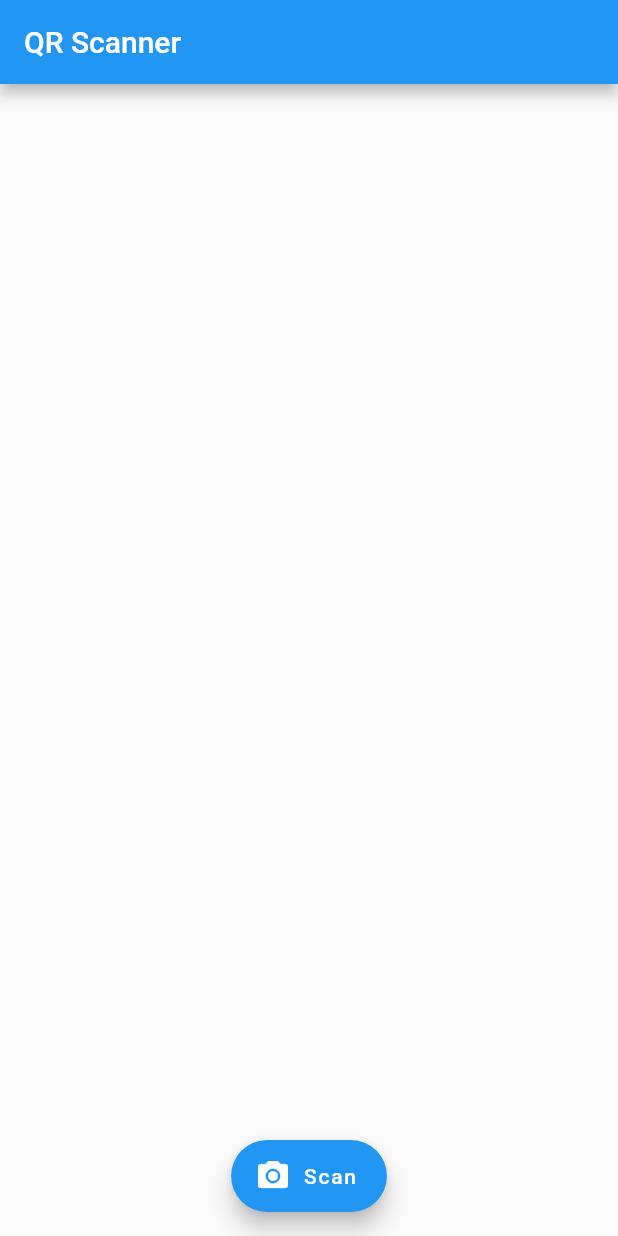
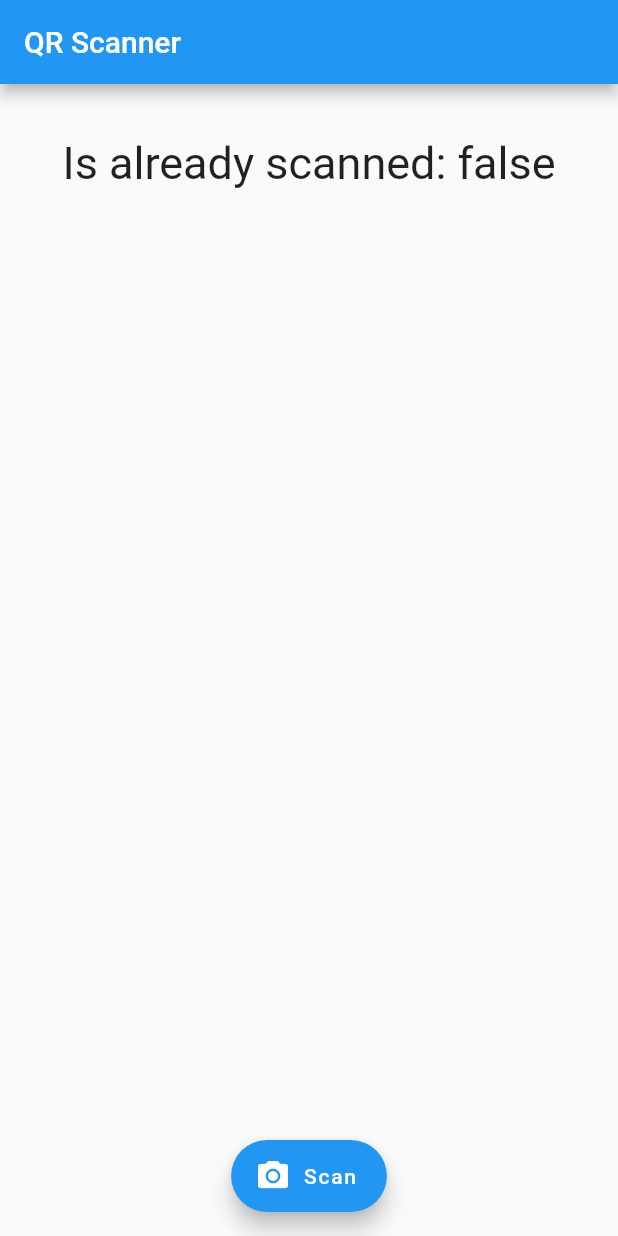
Before and after one commit to hueindahaus/cwa_check_in, a Flutter app: the screen it shows after launch, after a tap on "Scan", on a phone screen of 412 x 824 dp. Run offline on Flutter 3.47's test engine with Material 2 defaults, Android fonts, the phone set to English and light mode, and no system bars; missing offline and left inert: barcode_scan.

Commit message:
Now I can scan a ticket and see if it is registered as scanned in the database

```diff
--- a/cwa_check_in/lib/main.dart
+++ b/cwa_check_in/lib/main.dart
@@ -1,6 +1,10 @@
+import 'dart:convert';
+
 import 'package:flutter/material.dart';
 import 'package:barcode_scan/barcode_scan.dart';
 import 'package:flutter/services.dart';
+import 'package:http/http.dart' as http;
+import 'ticket.dart';
 
 void main() => runApp(MyApp());
 
@@ -47,12 +51,50 @@ class MyHomePage extends StatefulWidget {
 
 class _MyHomePageState extends State<MyHomePage> {
   String result = "";
+  bool isAlreadyScanned = false;
+  String isAlreadyScannedString = "Is already scanned: ";
+
+  Future<http.Response> getScannedHttpRequest(String ticketId) {
+    return http.get(
+      'https://alexanderhuangen.wixsite.com/mysite/_functions/getScanned/' + ticketId,
+      );
+  }
+
+
+  Future<http.Response> setScannedHttpRequest(String ticketId) {
+    return http.put(
+      'https://alexanderhuangen.wixsite.com/mysite/_functions/setScanned',
+      headers: <String, String>{
+        'Content-Type': 'application/json; charset=UTF-8',
+      },
+      body: jsonEncode(<String, Object>{
+        //important to have _id since wix is checking if an object with the same _id property is present in a database collection
+        '_id': ticketId,
+        'scanned': true
+      }),
+    );
+  }
 
   Future scanBarcode() async {
-    //String barcodeResult = await FlutterBarcodeScanner.scanBarcode("#ff6666", "Cancel", true, ScanMode.QR);
       try {
         ScanResult barcode = await BarcodeScanner.scan();
         setState(() => result = barcode.rawContent);
+
+        http.Response response = await getScannedHttpRequest(result);
+
+        print('Response status: ${response.statusCode}');
+        print('Response body: ${response.body}');
+        if (response.statusCode == 200) {
+          // If the server did return a 200 GET response,
+          // then parse the JSON.
+          Ticket object = Ticket.fromJson(json.decode(response.body));
+          setState(()=> isAlreadyScanned = object.scanned);
+        } else {
+          // If the server did not return a 201 CREATED response,
+          // then throw an exception.
+          throw Exception('Failed to load album');
+        }
+
       } on PlatformException catch (e) {
         if (e.code == BarcodeScanner.cameraAccessDenied) {
           setState(() =>
@@ -60,6 +102,8 @@ class _MyHomePageState extends State<MyHomePage> {
         } else {
           setState(() => this.result = 'Unknown error: $e');
         }
+      } catch(error) {
+        print("${error?.toString()}");
       }
     }
 
@@ -71,10 +115,18 @@ class _MyHomePageState extends State<MyHomePage> {
         title: Text("QR Scanner"),
       ),
       body: Center(
-        child: Text(
-          result,
-          style: new TextStyle(fontSize: 30.0),
-        ),
+        child: Column(
+          children:<Widget>[
+            Text(
+              result,
+              style: new TextStyle(fontSize: 30.0),
+          ),
+            Text(
+              isAlreadyScannedString + isAlreadyScanned.toString(),
+              style: new TextStyle(fontSize: 30.0),
+            ),
+          ]
+        )
       ),
 
       floatingActionButton: FloatingActionButton.extended(
--- /dev/null
+++ b/cwa_check_in/lib/ticket.dart
@@ -0,0 +1,24 @@
+import 'package:flutter/cupertino.dart';
+
+class Ticket {
+  String id;
+  String eventId;
+  String owner;
+  bool scanned;
+
+  Ticket({@required this.id, @required this.eventId, @required this.owner, @required this.scanned});
+
+  factory Ticket.fromJson(Map<String, dynamic> json) {
+    Map<String,dynamic> ticket = json["ticket"];
+
+    return Ticket(
+      id: ticket['_id'],
+      eventId: ticket['event'],
+      owner: ticket['member'],
+      scanned: ticket['scanned']
+    );
+  }
+
+
+
+}
--- a/cwa_check_in/pubspec.yaml
+++ b/cwa_check_in/pubspec.yaml
@@ -31,7 +31,7 @@ dev_dependencies:
 
   cupertino_icons: ^0.1.2
   barcode_scan: any
-
+  http:
 # For information on the generic Dart part of this file, see the
 # following page: https://dart.dev/tools/pub/pubspec
 
```
